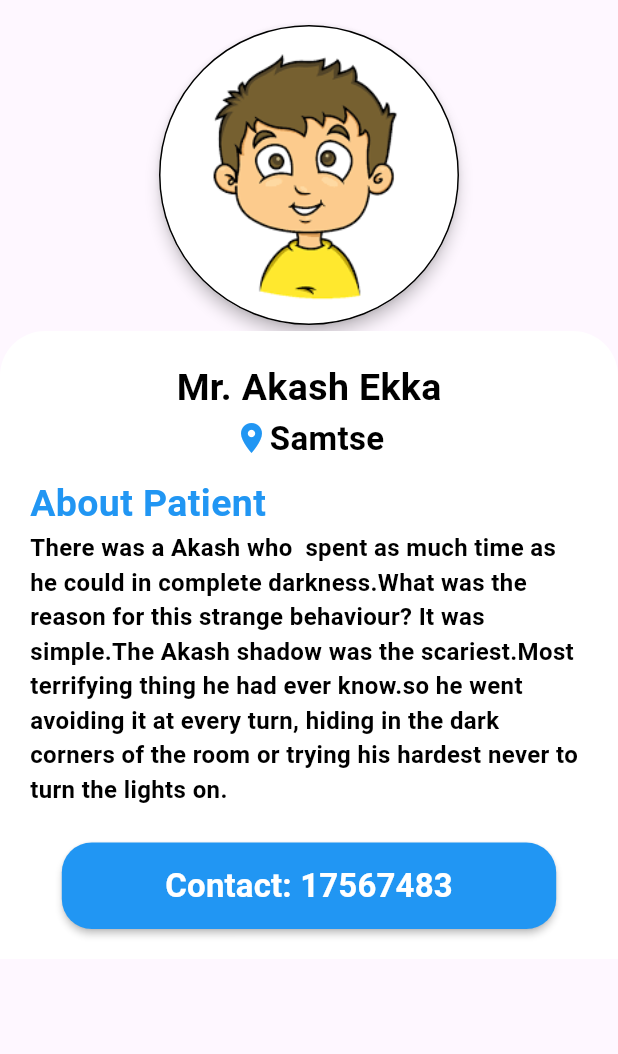
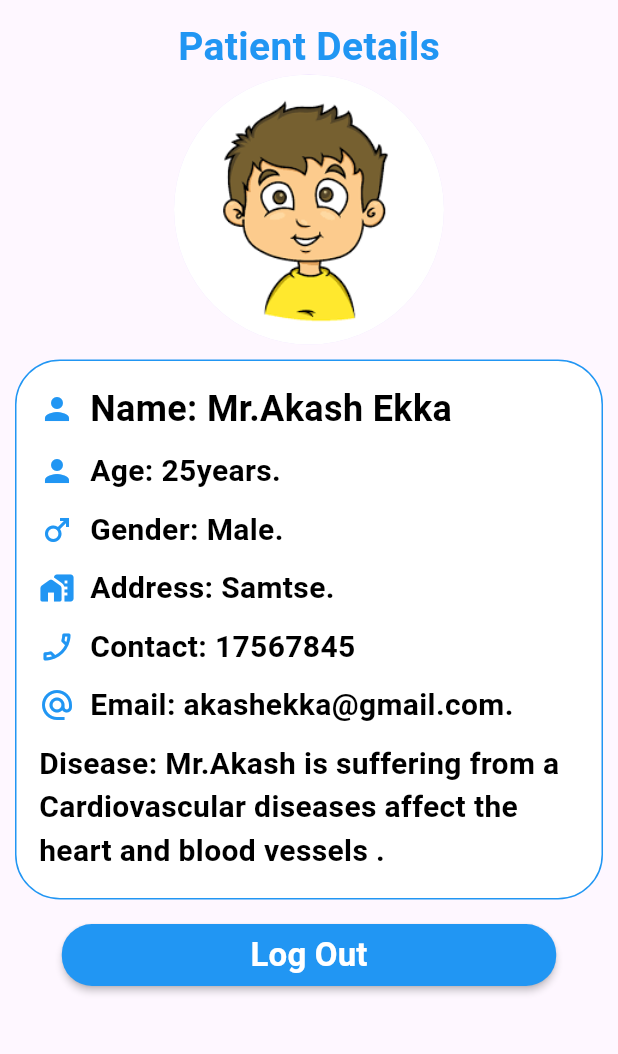
Before and after one commit to yogesh95-cell/DoctorApp, a Flutter app: the PatientDetails screen opened directly, on a phone screen of 412 x 824 dp, the part 65-1119 px from its top. Run offline on Flutter 3.47's test engine with Material 3 defaults, Android fonts, the phone set to English and light mode, and no system bars; our stand-ins replace carousel_slider, curved_navigation_bar, google_fonts, lottie.

Commit message:
initial commit

```diff
--- a/lib/home page/patient_detail.dart
+++ b/lib/home page/patient_detail.dart
@@ -9,16 +9,17 @@ class PatientDetails extends StatelessWidget {
       appBar: AppBar(
         title: RichText(
           text: TextSpan(
-              style: mystyle(26,primaryColor,FontWeight.bold),
+              style: mystyle(26, primaryColor, FontWeight.bold),
               children: [
                 TextSpan(
                   text: "Doc",
                 ),
                 TextSpan(
-                    text: "Time", style: mystyle(26,secondaryColor,FontWeight.bold)
+                    text: "Time",
+                    style: mystyle(26, secondaryColor, FontWeight.bold)
                 ),
                 TextSpan(
-                  text: "+",style: mystyle(26,primaryColor,FontWeight.bold),
+                  text: "+", style: mystyle(26, primaryColor, FontWeight.bold),
                 ),
               ]
           ),
@@ -29,70 +30,125 @@ class PatientDetails extends StatelessWidget {
       body: SingleChildScrollView(
         child: Column(
           children: [
-            Card(
-              shape:RoundedRectangleBorder(borderRadius: BorderRadius.circular(300)),
-              elevation: 4,
-              child: Container(
-                  height: 200,
-                  width: 200,
-                decoration: BoxDecoration(
-                  shape: BoxShape.circle,
-                  image: DecorationImage(image: AssetImage("assets/image/boy img1.png"), fit: BoxFit.cover),
-                  border: Border.all(color: Colors.black)
-                ),
-
-              ),
+            Column(
+              children: [
+                Text("Patient Details",
+                    style: mystyle(26, primaryColor, FontWeight.bold)),
+              ],
+            ),
+            CircleAvatar(
+              maxRadius: 90,
+              backgroundImage:AssetImage("assets/image/boy img1.png") ,
             ),
             Container(
+              margin: EdgeInsets.all(10),
               width: double.infinity,
+              height: 360,
               decoration: BoxDecoration(
-                borderRadius: BorderRadius.only(topRight: Radius.circular(30),topLeft: Radius.circular(30)),
+                border: Border.all(color: Colors.blue),
+                borderRadius: BorderRadius.all(Radius.circular(30)),
                 color: Colors.white,
               ),
               child: Padding(
-                padding: const EdgeInsets.all(20),
+                padding: const EdgeInsets.all(15),
                 child: Column(
                   crossAxisAlignment: CrossAxisAlignment.start,
                   children: [
-                    Row(
-                      mainAxisAlignment: MainAxisAlignment.center,
+                    Column(
+                      crossAxisAlignment: CrossAxisAlignment.start,
                       children: [
                         Column(
+                          crossAxisAlignment: CrossAxisAlignment.start,
                           children: [
-                            Text("Mr. Akash Ekka",style: mystyle(25,Colors.black,FontWeight.bold),),
-
                             Row(
                               children: [
-                                Icon(Icons.location_on,color: Colors.blue,),
-                                Text("Samtse",style: mystyle(22,Colors.black,FontWeight.bold),),
+                                Icon(Icons.person, color: Colors.blue),
+                                SizedBox(width: 10,),
+                                Text("Name: Mr.Akash Ekka", style: mystyle(
+                                    24, Colors.black, FontWeight.bold),),
                               ],
                             ),
+                            SizedBox(height: 10,),
+                            Row(
+                              children: [
+                                Icon(Icons.person, color: Colors.blue),
+                                SizedBox(width: 10,),
+                                Text("Age: 25years.", style: mystyle(
+                                    20, Colors.black, FontWeight.bold),),
+                              ],
+                            ),
+                            SizedBox(height: 10,),
+                            Row(
+                              children: [
+                                Icon(Icons.male, color: Colors.blue),
+                                SizedBox(width: 10,),
+                                Text("Gender: Male.", style: mystyle(
+                                    20, Colors.black, FontWeight.bold),),
+                              ],
+                            ),
+                            SizedBox(height: 10,),
+                            Row(
+                              children: [
+                                Icon(Icons.maps_home_work_rounded,
+                                    color: Colors.blue),
+                                SizedBox(width: 10,),
+                                Text("Address: Samtse.",
+                                  style: mystyle(20, Colors.black,FontWeight.bold),),
+                              ],
+                            ),
+                            SizedBox(height: 10,),
+                            Row(
+                              children: [
+                                Icon(Icons.phone_enabled_outlined,
+                                    color: Colors.blue),
+                                SizedBox(width: 10,),
+                                Text("Contact: 17567845", style: mystyle(
+                                    20, Colors.black, FontWeight.bold),),
+                              ],
+                            ),
+                            SizedBox(height: 10,),
+                            Row(
+                              children: [
+                                Icon(Icons.alternate_email, color: Colors.blue),
+                                SizedBox(width: 10,),
+                                Text("Email: akashekka@gmail.com.",
+                                  style: mystyle(
+                                      20, Colors.black, FontWeight.bold),),
+                              ],
+                            ),
+                            SizedBox(height: 10,),
+                            Text(
+                              "Disease: Mr.Akash is suffering from a Cardiovascular diseases affect the heart and blood vessels .",
+                              style: mystyle(
+                                  20, Colors.black, FontWeight.bold),),
+
                           ],
                         ),
+
                       ],
                     ),
-                    SizedBox(height: 10,),
-                    Text("About Patient",style: mystyle(25,primaryColor,FontWeight.bold),),
-                    Text(detail,style: mystyle(16,Colors.black,FontWeight.bold),),
-                    SizedBox(height: 4,),
-                    Row(
-                      mainAxisAlignment: MainAxisAlignment.spaceBetween,
-                      children: [
-                      ],
-                    ),
-                    SizedBox(height: 20,),
-                    Center(
-                      child: MaterialButton(
-                        color: primaryColor,
-                        shape: RoundedRectangleBorder(borderRadius: BorderRadius.circular(20)),
-                        height: MediaQuery.of(context).size.height*0.07,
-                        minWidth: MediaQuery.of(context).size.width*0.8,
-                        onPressed: (){},
-                        child: Text('Contact: 17567483',style: mystyle(22,Colors.white,FontWeight.bold),),
-                      ),
-                    )
+
                   ],
                 ),
+              ),
+            ),
+            SizedBox(height: 3,),
+            Container(
+              child: MaterialButton(
+                color: primaryColor,
+                shape: RoundedRectangleBorder(
+                    borderRadius: BorderRadius.circular(20)),
+                height: MediaQuery
+                    .of(context)
+                    .size
+                    .height * 0.05,
+                minWidth: MediaQuery
+                    .of(context)
+                    .size
+                    .width * 0.8,
+                onPressed: () {},
+                child: Text("Log Out",
+                  style: mystyle(22, Colors.white, FontWeight.bold),),
               ),
             ),
           ],
@@ -100,4 +156,4 @@ class PatientDetails extends StatelessWidget {
       ),
     );
   }
-}
+  }
--- a/lib/main.dart
+++ b/lib/main.dart
@@ -4,6 +4,7 @@ import 'package:untitled4/home%20page/carousel_Slider.dart';
 import 'package:untitled4/home%20page/covidPage.dart';
 import 'package:untitled4/home%20page/doctorPage.dart';
 import 'package:untitled4/home%20page/gridViewPage.dart';
+import 'package:untitled4/home%20page/logIn.dart';
 import 'package:untitled4/home%20page/registrationForm.dart';
 import 'package:untitled4/home%20page/splash.dart';
 import 'package:untitled4/projectPage/medicalShopPage.dart';
@@ -27,7 +28,7 @@ class MyApp extends StatelessWidget {
         colorScheme: ColorScheme.fromSeed(seedColor: Colors.deepPurple),
         useMaterial3: true,
       ),
-      home: MedicalShop(),
+      home: Doctor(),
     );
   }
 }
```
Also changed, not shown: lib/home page/logIn.dart (added, +119 -0 lines).
